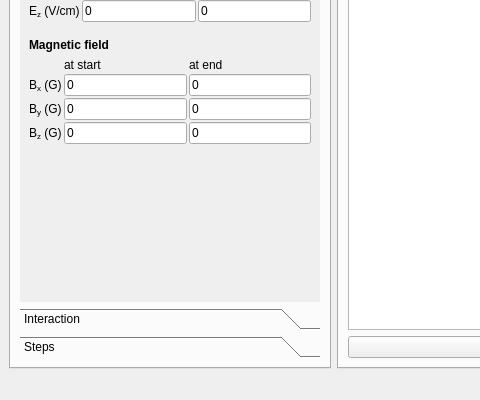
First picture: the form in gui/plotter.ui, repository pairinteraction/pairinteraction, before the edit; both pictures show x 0 to 480 and y 240 to 640 of the 960 by 640 pixel window.
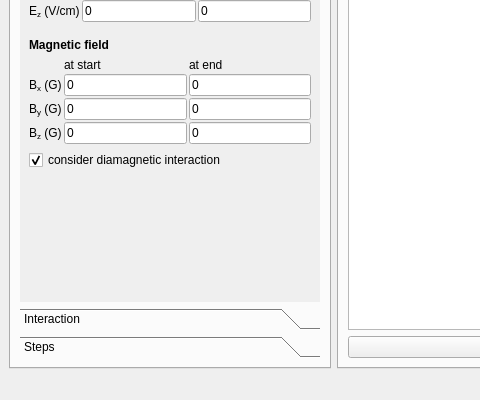
Second picture: the form after the edit. The open tabs and pages were chosen to show the change. Custom widgets are drawn as their Qt base class.

```diff
--- a/gui/plotter.ui
+++ b/gui/plotter.ui
@@ -1447,6 +1447,16 @@
               </item>
              </layout>
             </item>
+            <item>
+             <widget class="QCheckBox" name="checkbox_system_diamagnetic">
+              <property name="text">
+               <string>consider diamagnetic interaction</string>
+              </property>
+              <property name="checked">
+               <bool>true</bool>
+              </property>
+             </widget>
+            </item>
             <item>
              <spacer name="verticalSpacer_4">
               <property name="orientation">
```
Left out of the diff: 3 changed lines with no effect on the pictures.
